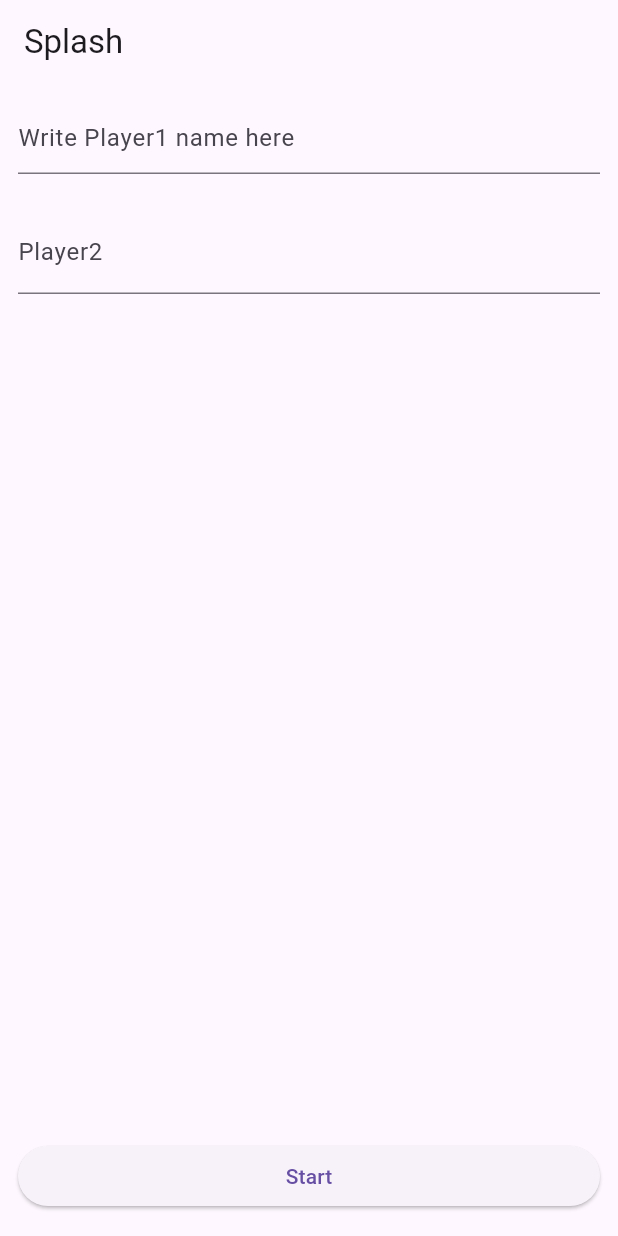
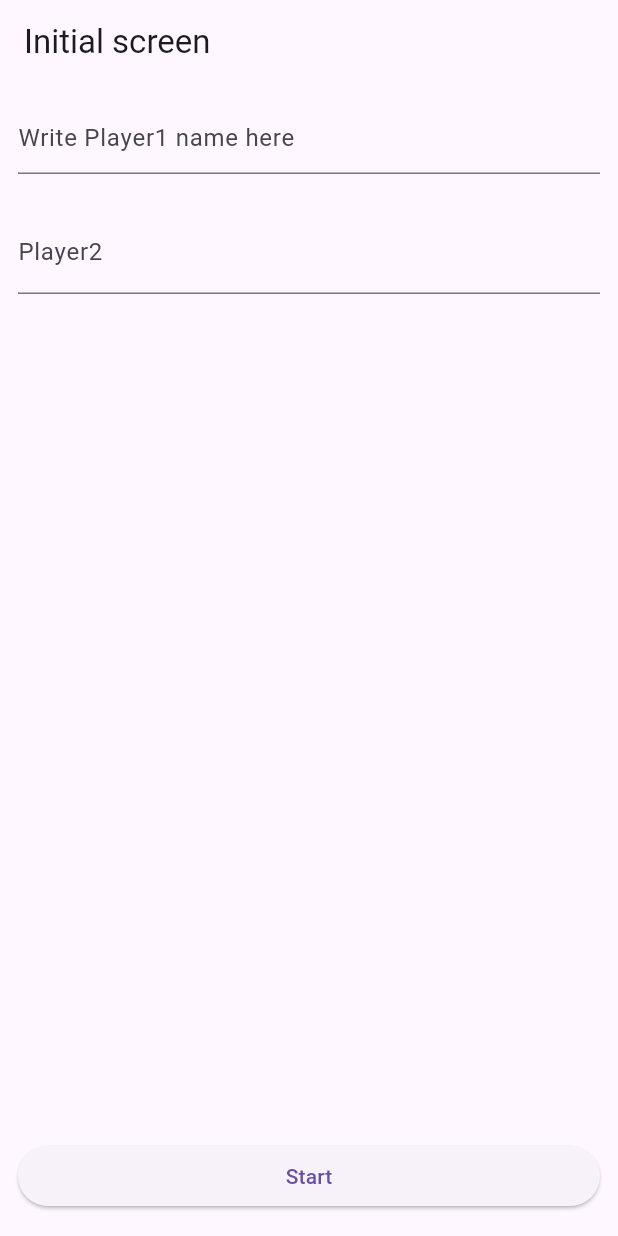
Before and after one commit to A-hmed/git-basics-mon, a Flutter app: the screen it shows after launch, on a phone screen of 412 x 824 dp. Run offline on Flutter 3.47's test engine with Material 3 defaults, Android fonts, the phone set to English and light mode, and no system bars.

Commit message:
Changed Splash screen title.

```diff
--- a/lib/screens/game_board/splash.dart
+++ b/lib/screens/game_board/splash.dart
@@ -19,7 +19,7 @@ class _SplashState extends State<Splash> {
   Widget build(BuildContext context) {
     return Scaffold(
       appBar: AppBar(
-        title: Text("Splash"),
+        title: Text("Initial screen"),
       ),
       body: Column(
         crossAxisAlignment: CrossAxisAlignment.stretch,
```
